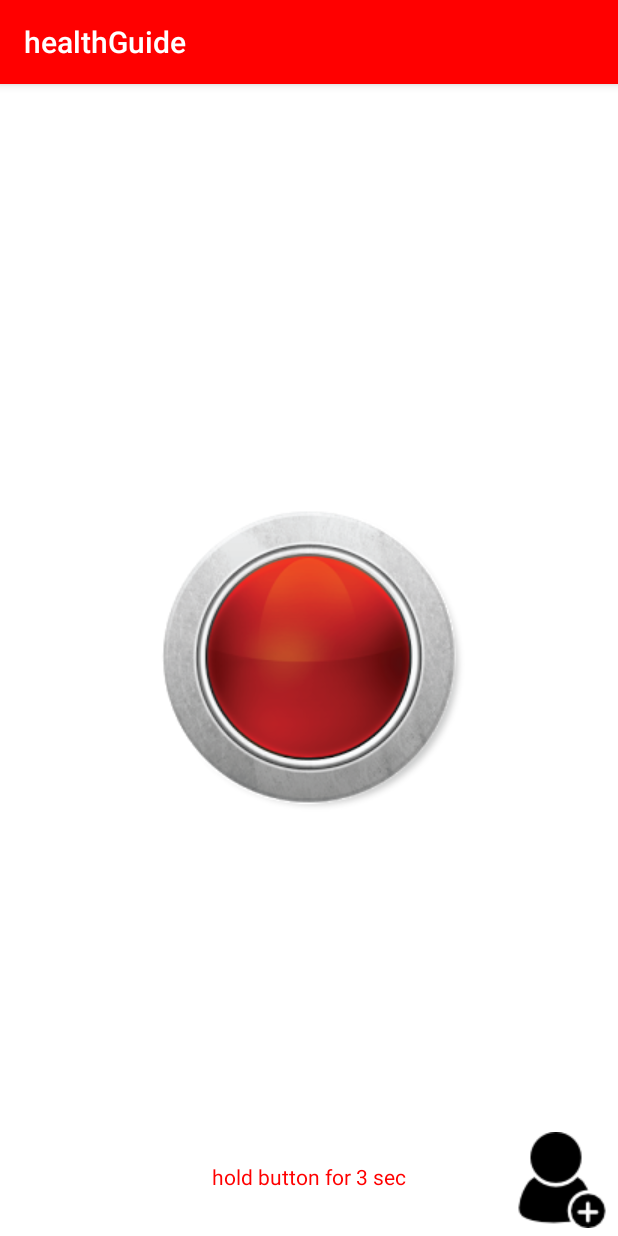
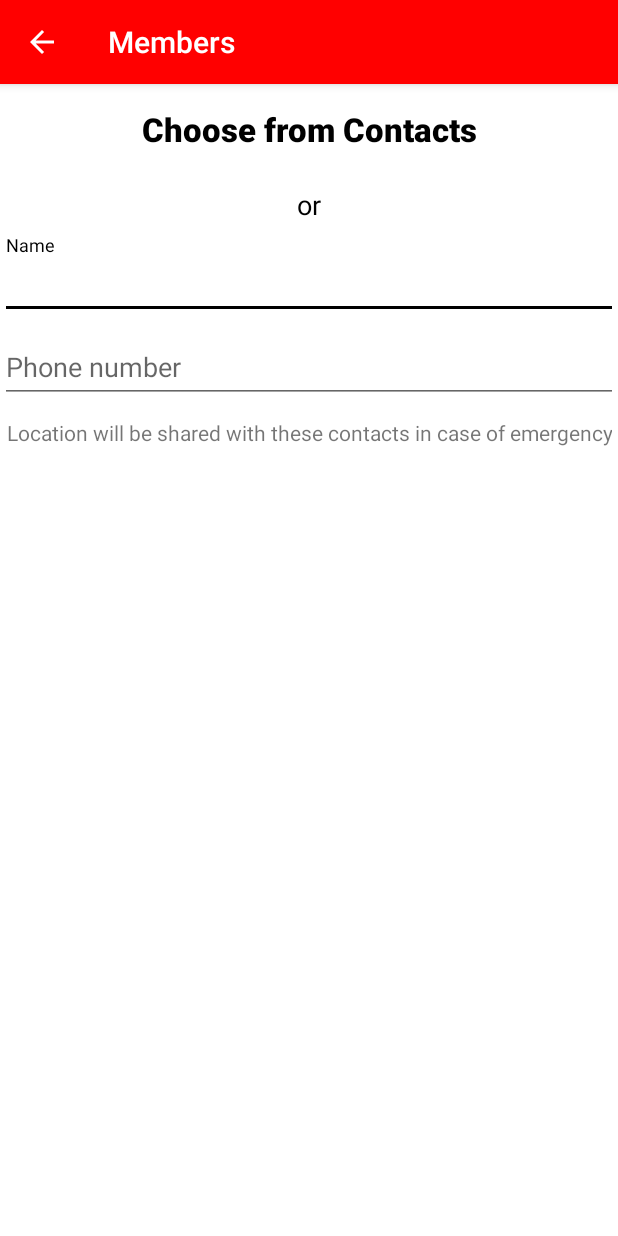
Before and after one commit to healthGuide/android-app, an Android app: the fragment MySampleFragment3 shown on its own in the app's theme, after a tap on an icon or button, on a phone screen of 412 x 824 dp. Run offline under Robolectric (Android 15) with nearby library versions, the phone set to English and light mode, and no system bars.

```diff
--- a/app/src/main/AndroidManifest.xml
+++ b/app/src/main/AndroidManifest.xml
@@ -55,7 +55,8 @@
             android:name=".changepassword"
             android:screenOrientation="portrait"
             android:windowSoftInputMode="stateHidden" />
-        <activity android:name=".settings"></activity>
+        <activity android:name=".settings" />
+        <activity android:name=".contacts"></activity>
     </application>
 
 </manifest>
--- a/app/src/main/java/rkapoors/healthguide/MainActivity.java
+++ b/app/src/main/java/rkapoors/healthguide/MainActivity.java
@@ -203,6 +203,7 @@ public class MainActivity extends AppCompatActivity implements OnTabChangeListen
                 switch(pos){
                     case 0:
                         Intent settings=new Intent(MainActivity.this,settings.class);
+                        settings.putExtra("naam",naam.getText().toString());
                         startActivity(settings);
                         break;
                     case 1:
--- a/app/src/main/java/rkapoors/healthguide/MySampleFragment3.java
+++ b/app/src/main/java/rkapoors/healthguide/MySampleFragment3.java
@@ -5,8 +5,8 @@ package rkapoors.healthguide;
  */
 
 import android.content.Context;
+import android.content.Intent;
 import android.os.Bundle;
-import android.os.CountDownTimer;
 import android.os.Handler;
 import android.os.Vibrator;
 import android.support.v4.app.Fragment;
@@ -15,13 +15,7 @@ import android.view.MotionEvent;
 import android.view.View;
 import android.view.ViewGroup;
 import android.widget.ImageButton;
-import android.widget.TextView;
 import android.widget.Toast;
-
-import java.util.Timer;
-import java.util.TimerTask;
-
-import static android.os.SystemClock.sleep;
 
 public class MySampleFragment3 extends Fragment {
 
@@ -57,7 +51,7 @@ public class MySampleFragment3 extends Fragment {
         contactb.setOnClickListener(new View.OnClickListener() {
             @Override
             public void onClick(View view) {
-                Toast.makeText(getActivity(), "Add contacts activity here", Toast.LENGTH_SHORT).show();
+                startActivity(new Intent(getActivity(),contacts.class));
             }
         });
 
--- /dev/null
+++ b/app/src/main/java/rkapoors/healthguide/contacts.java
@@ -0,0 +1,26 @@
+package rkapoors.healthguide;
+
+import android.support.v7.app.ActionBar;
+import android.support.v7.app.AppCompatActivity;
+import android.os.Bundle;
+
+public class contacts extends AppCompatActivity {
+
+    @Override
+    protected void onCreate(Bundle savedInstanceState) {
+        super.onCreate(savedInstanceState);
+        setContentView(R.layout.activity_contacts);
+
+        setTitle("Members");
+        ActionBar actionBar =getSupportActionBar();
+        if(actionBar!=null){
+            actionBar.setDisplayHomeAsUpEnabled(true);
+        }
+    }
+
+    @Override
+    public boolean onSupportNavigateUp(){
+        finish();
+        return true;
+    }
+}
--- a/app/src/main/java/rkapoors/healthguide/recycleadapter.java
+++ b/app/src/main/java/rkapoors/healthguide/recycleadapter.java
@@ -37,10 +37,10 @@ public class recycleadapter extends RecyclerView.Adapter<recycleadapter.MyHoder>
     public void onBindViewHolder(MyHoder holder, int position) {
         checkrecorddata mylist = list.get(position);
         holder.dt.setText(mylist.getdt());
-        holder.tm.setText(mylist.gettm());
+        holder.tm.setText(mylist.gettime());
         holder.comm.setText(mylist.getcomment());
-        holder.gr.setText(mylist.getglucoreading());
-        holder.dsg.setText(mylist.getothercm());
+        holder.gr.setText(mylist.getvalue());
+        holder.dsg.setText(mylist.getdosage());
     }
 
     @Override
--- /dev/null
+++ b/app/src/main/res/layout/activity_contacts.xml
@@ -0,0 +1,77 @@
+<?xml version="1.0" encoding="utf-8"?>
+<RelativeLayout
+    xmlns:android="http://schemas.android.com/apk/res/android"
+    android:layout_height="match_parent"
+    android:layout_width="match_parent"
+    android:background="#fff">
+
+    <Button
+        android:id="@+id/contactbt"
+        android:layout_width="match_parent"
+        android:layout_height="wrap_content"
+        android:text="Choose from Contacts"
+        android:textSize="22sp"
+        android:textStyle="bold"
+        android:background="@null"
+        android:textColor="#000"
+        android:layout_centerHorizontal="true"
+        android:padding="15dp"
+        android:textAllCaps="false"
+        android:textAlignment="center"/>
+
+    <TextView
+        android:id="@+id/ortv"
+        android:layout_width="wrap_content"
+        android:layout_height="wrap_content"
+        android:text="or"
+        android:textSize="18sp"
+        android:layout_below="@+id/contactbt"
+        android:textColor="#000"
+        android:layout_centerHorizontal="true"
+        android:padding="8dp"
+        />
+
+    <android.support.design.widget.TextInputLayout
+        android:layout_width="match_parent"
+        android:layout_height="wrap_content"
+        android:layout_below="@+id/ortv"
+        android:id="@+id/namelayout">
+
+        <EditText
+            android:id="@+id/name"
+            android:layout_width="fill_parent"
+            android:layout_height="wrap_content"
+            android:hint="Name"
+            android:inputType="textEmailAddress"
+            android:textColor="#000"
+            android:textColorHint="#000" />
+    </android.support.design.widget.TextInputLayout>
+
+    <android.support.design.widget.TextInputLayout
+        android:layout_width="match_parent"
+        android:layout_height="wrap_content"
+        android:layout_below="@+id/namelayout"
+        android:id="@+id/phonelayout">
+
+        <EditText
+            android:id="@+id/phone"
+            android:layout_width="fill_parent"
+            android:layout_height="wrap_content"
+            android:hint="Phone number"
+            android:inputType="phone"
+            android:textColor="#000"
+            android:textColorHint="#000" />
+    </android.support.design.widget.TextInputLayout>
+
+    <TextView
+        android:id="@+id/insttv"
+        android:layout_width="wrap_content"
+        android:layout_height="wrap_content"
+        android:layout_below="@+id/phonelayout"
+        android:layout_centerHorizontal="true"
+        android:textAlignment="center"
+        android:paddingTop="10dp"
+        android:text="Location will be shared with these contacts in case of emergency"/>
+
+
+</RelativeLayout>
```
Also changed, not shown: app/src/main/java/rkapoors/healthguide/checkrecord.java (+6 -6 lines), app/src/main/java/rkapoors/healthguide/checkrecorddata.java (+11 -11 lines), app/src/main/java/rkapoors/healthguide/newrecord.java (+17 -64 lines), app/src/main/java/rkapoors/healthguide/settings.java (+150 -17 lines), app/src/main/res/layout/activity_newrecord.xml (+1 -20 lines), app/src/main/res/layout/activity_settings.xml (+53 -1 lines), app/src/main/res/layout/prompts1.xml (added, +26 -0 lines), app/src/main/res/drawable/family.png (added).
